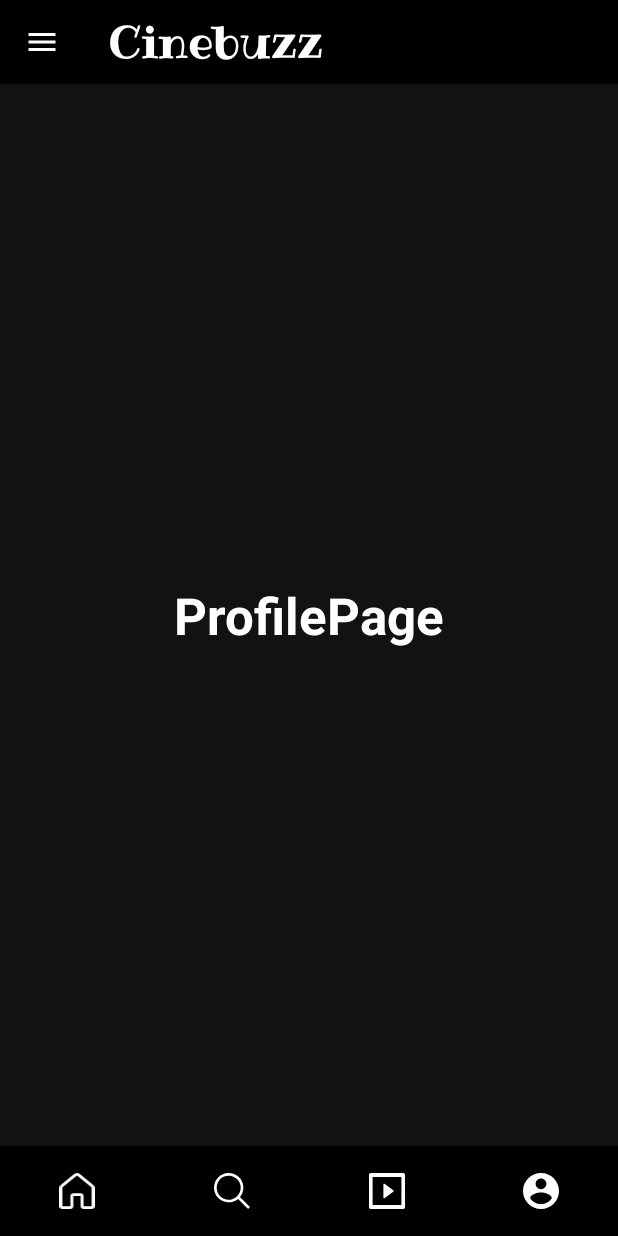
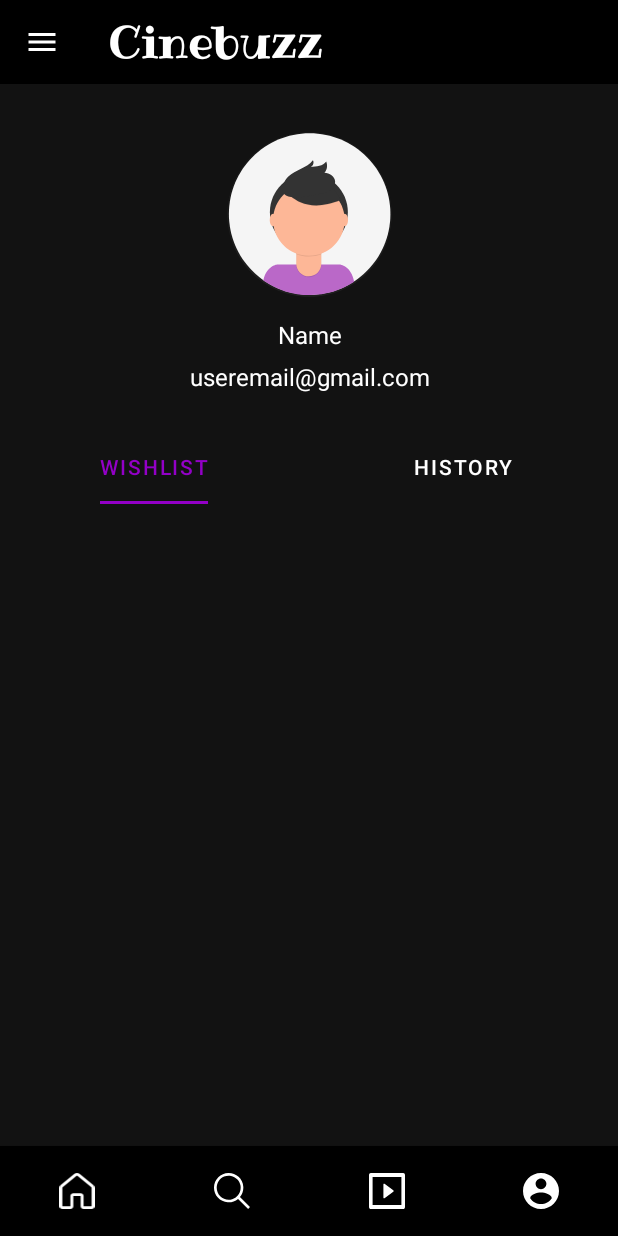
Before and after one commit to guptasandeep7/Cinebuzz, an Android app: the ProfilePage_fragment screen opened through its navigation route, on a phone screen of 412 x 824 dp. Run offline under Robolectric (Android 15) with nearby library versions, the light colour scheme and no system bars; our stand-ins replace CircleImageView, navigation-ui; libraries missing offline, so code that uses them is left out: com.denzcoskun.imageslider; Roboto replaces fonts that are not available here; 4 statements that could not run were skipped.

Commit message:
View pager and tab layout added

```diff
--- a/app/build.gradle
+++ b/app/build.gradle
@@ -45,6 +45,7 @@ dependencies {
     implementation 'android.arch.navigation:navigation-ui-ktx:1.0.0'
     implementation 'androidx.gridlayout:gridlayout:1.0.0'
     implementation 'androidx.drawerlayout:drawerlayout:1.1.1'
+    implementation 'androidx.legacy:legacy-support-v4:1.0.0'
     testImplementation 'junit:junit:'
     implementation 'com.google.android.material:material:1.4.0'
     androidTestImplementation 'androidx.test.ext:junit:1.1.3'
--- /dev/null
+++ b/app/src/main/java/com/example/cinebuzz/dashboard/HistoryFragment.kt
@@ -0,0 +1,21 @@
+package com.example.cinebuzz.dashboard
+
+import android.os.Bundle
+import androidx.fragment.app.Fragment
+import android.view.LayoutInflater
+import android.view.View
+import android.view.ViewGroup
+import com.example.cinebuzz.R
+
+class HistoryFragment : Fragment() {
+
+    override fun onCreateView(
+        inflater: LayoutInflater, container: ViewGroup?,
+        savedInstanceState: Bundle?
+    ): View? {
+        // Inflate the layout for this fragment
+        return inflater.inflate(R.layout.fragment_history, container, false)
+    }
+
+
+}
--- /dev/null
+++ b/app/src/main/java/com/example/cinebuzz/dashboard/PageAdapter.kt
@@ -0,0 +1,25 @@
+package com.example.cinebuzz.dashboard
+
+import androidx.fragment.app.Fragment
+import androidx.fragment.app.FragmentActivity
+import androidx.fragment.app.FragmentManager
+import androidx.lifecycle.Lifecycle
+import androidx.viewpager2.adapter.FragmentStateAdapter
+
+class PageAdapter(fa: Fragment) : FragmentStateAdapter(fa) {
+    override fun getItemCount(): Int = 2
+
+    override fun createFragment(position: Int): Fragment{
+        return when(position) {
+            0 -> {
+                WishlistFragment()
+            }
+            1 -> {
+                HistoryFragment()
+            }
+            else -> {
+                WishlistFragment()
+            }
+        }
+    }
+}
--- a/app/src/main/java/com/example/cinebuzz/dashboard/ProfilePage_fragment.kt
+++ b/app/src/main/java/com/example/cinebuzz/dashboard/ProfilePage_fragment.kt
@@ -5,14 +5,32 @@ import android.view.LayoutInflater
 import android.view.View
 import android.view.ViewGroup
 import androidx.fragment.app.Fragment
+import androidx.fragment.app.FragmentActivity
+import androidx.viewpager2.widget.ViewPager2
 import com.example.cinebuzz.R
+import com.google.android.material.tabs.TabLayout
+import com.google.android.material.tabs.TabLayoutMediator
 
 class ProfilePage_fragment :Fragment(){
-    override fun onCreateView(
-    inflater: LayoutInflater,
-    container: ViewGroup?,
-    savedInstanceState: Bundle?
-): View? {
-    return inflater.inflate(R.layout.profile_page,container,false)
+
+    override fun onViewCreated(view: View, savedInstanceState: Bundle?) {
+        val viewPager = view.findViewById<ViewPager2>(R.id.viewpager_UserProfile)
+        val tabLayout = view.findViewById<TabLayout>(R.id.tab_UserProfile)
+
+        val pageAdapter = PageAdapter(this)
+        viewPager.adapter = pageAdapter
+        TabLayoutMediator(tabLayout, viewPager) { tab, position ->
+            when(position){
+                0->tab.text="Wishlist"
+                1->tab.text="History"
+            }
+        }.attach()
+        super.onViewCreated(view, savedInstanceState)
+
+    }
+
+
+    override fun onCreateView(inflater: LayoutInflater,container: ViewGroup?,savedInstanceState: Bundle?): View? {
+        return inflater.inflate(R.layout.profile_page,container,false)
+    }
 }
-}
--- /dev/null
+++ b/app/src/main/java/com/example/cinebuzz/dashboard/WishlistFragment.kt
@@ -0,0 +1,19 @@
+package com.example.cinebuzz.dashboard
+
+import android.os.Bundle
+import androidx.fragment.app.Fragment
+import android.view.LayoutInflater
+import android.view.View
+import android.view.ViewGroup
+import com.example.cinebuzz.R
+
+class WishlistFragment : Fragment() {
+
+    override fun onCreateView(inflater: LayoutInflater, container: ViewGroup?,
+                              savedInstanceState: Bundle?): View? {
+        // Inflate the layout for this fragment
+        return inflater.inflate(R.layout.fragment_wishlist, container, false)
+    }
+
+
+}
--- a/app/src/main/java/com/example/cinebuzz/recyclerview/HomePageAdapter.kt
+++ b/app/src/main/java/com/example/cinebuzz/recyclerview/HomePageAdapter.kt
@@ -11,6 +11,7 @@ import androidx.recyclerview.widget.RecyclerView
 import com.example.cinebuzz.R
 import com.example.cinebuzz.retrofit.MoviesDataItem
 import com.squareup.picasso.Picasso
+import retrofit2.http.Url
 
 class HomePageAdapter(private val context: Context? ,private var HomePageMovies: List<MoviesDataItem>) : RecyclerView.Adapter<HomePageAdapter.HomeViewHolder>() {
 
@@ -24,9 +25,8 @@ class HomePageAdapter(private val context: Context? ,private var HomePageMovies:
     override fun onBindViewHolder(holder: HomeViewHolder, position: Int) {
 
        val picture=HomePageMovies[position]
-        holder.movieName.text=picture._id
+        holder.movieName.text=picture.name
 //        holder.movieImage.setImageResource(images[position])
-        Toast.makeText(context, " $position", Toast.LENGTH_SHORT).show()
         holder.bind(movies[position])
 
 
@@ -41,7 +41,7 @@ class HomePageAdapter(private val context: Context? ,private var HomePageMovies:
 
         fun bind(data:MoviesDataItem)
         {
-         val Url=data.url
+         val Url=data.posterurl
 
             Picasso.get().load(Url).into(movieImage)
         }
--- a/app/src/main/java/com/example/cinebuzz/retrofit/MoviesDataItem.kt
+++ b/app/src/main/java/com/example/cinebuzz/retrofit/MoviesDataItem.kt
@@ -1,3 +1,3 @@
 package com.example.cinebuzz.retrofit
 
-data class MoviesDataItem(val section:String, val _id:String, val url: String)
+data class MoviesDataItem(val section:String?, val _id:String?, val posterurl: String?, val name:String?)
--- a/app/src/main/java/com/example/cinebuzz/retrofit/ServiceBuilder.kt
+++ b/app/src/main/java/com/example/cinebuzz/retrofit/ServiceBuilder.kt
@@ -6,7 +6,7 @@ import retrofit2.converter.gson.GsonConverterFactory
 object ServiceBuilder {
 
     private val retrofit = Retrofit.Builder()
-        .baseUrl("https://b0c4-2401-4900-30c4-9da0-bdd8-963f-7cc1-4217.ngrok.io/")
+        .baseUrl("https://83df-2401-4900-30c2-bb6b-410e-2add-4bf0-36e8.ngrok.io/")
         .addConverterFactory(GsonConverterFactory.create())
         .build()
 
--- /dev/null
+++ b/app/src/main/res/layout/fragment_history.xml
@@ -0,0 +1,10 @@
+<?xml version="1.0" encoding="utf-8"?>
+<FrameLayout xmlns:android="http://schemas.android.com/apk/res/android"
+    xmlns:tools="http://schemas.android.com/tools"
+    android:layout_width="match_parent"
+    android:layout_height="match_parent"
+    tools:context=".dashboard.HistoryFragment">
+
+
+
+</FrameLayout>
--- /dev/null
+++ b/app/src/main/res/layout/fragment_wishlist.xml
@@ -0,0 +1,10 @@
+<?xml version="1.0" encoding="utf-8"?>
+<FrameLayout xmlns:android="http://schemas.android.com/apk/res/android"
+    xmlns:tools="http://schemas.android.com/tools"
+    android:layout_width="match_parent"
+    android:layout_height="match_parent"
+    tools:context=".dashboard.WishlistFragment">
+
+
+
+</FrameLayout>
--- a/app/src/main/res/layout/profile_page.xml
+++ b/app/src/main/res/layout/profile_page.xml
@@ -1,20 +1,70 @@
 <?xml version="1.0" encoding="utf-8"?>
 <androidx.constraintlayout.widget.ConstraintLayout xmlns:android="http://schemas.android.com/apk/res/android"
     xmlns:app="http://schemas.android.com/apk/res-auto"
+    xmlns:tools="http://schemas.android.com/tools"
     android:layout_width="match_parent"
     android:layout_height="match_parent">
 
-    <TextView
-        android:id="@+id/textView6"
-        android:layout_width="wrap_content"
-        android:layout_height="wrap_content"
-        android:text="ProfilePage"
-        android:textColor="@color/white"
-        android:textSize="34sp"
-        android:textStyle="bold"
+    <com.google.android.material.imageview.ShapeableImageView
+        android:id="@+id/shapeableImageView"
+        android:layout_width="110dp"
+        android:layout_height="110dp"
+        android:layout_marginTop="32dp"
+        android:src="@drawable/ic_undraw_profile_pic_ic5t_2"
         app:layout_constraintBottom_toBottomOf="parent"
         app:layout_constraintEnd_toEndOf="parent"
         app:layout_constraintStart_toStartOf="parent"
-        app:layout_constraintTop_toTopOf="parent" />
+        app:layout_constraintTop_toTopOf="parent"
+        app:shapeAppearance="@style/ShapeAppearance.App.CircleImageView"
+        app:layout_constraintVertical_bias="0.0" />
+
+    <TextView
+        android:id="@+id/textView8"
+        android:layout_width="wrap_content"
+        android:layout_height="wrap_content"
+        android:layout_marginTop="14dp"
+        android:text="Name"
+        android:textSize="16sp"
+        android:textColor="@color/white"
+        app:layout_constraintEnd_toEndOf="@+id/shapeableImageView"
+        app:layout_constraintStart_toStartOf="@+id/shapeableImageView"
+        app:layout_constraintTop_toBottomOf="@+id/shapeableImageView" />
+
+    <TextView
+        android:id="@+id/textView9"
+        android:layout_width="wrap_content"
+        android:layout_height="wrap_content"
+        android:layout_marginTop="6dp"
+        android:text="useremail@gmail.com"
+        android:textColor="@color/white"
+        android:textSize="16sp"
+        app:layout_constraintEnd_toEndOf="@+id/textView8"
+        app:layout_constraintStart_toStartOf="@+id/textView8"
+        app:layout_constraintTop_toBottomOf="@+id/textView8" />
+
+    <com.google.android.material.tabs.TabLayout
+        android:id="@+id/tab_UserProfile"
+        android:layout_width="match_parent"
+        android:layout_height="50dp"
+        android:layout_marginTop="24dp"
+        android:background="#121212"
+        app:tabIndicatorFullWidth="false"
+        app:layout_constraintEnd_toEndOf="parent"
+        app:layout_constraintStart_toStartOf="parent"
+        app:layout_constraintTop_toBottomOf="@+id/textView9"
+        app:tabGravity="fill"
+        app:tabIndicatorGravity="bottom"
+        app:tabMode="fixed"
+        app:tabSelectedTextColor="@color/purple"
+        app:tabTextColor="@color/white" />
+
+    <androidx.viewpager2.widget.ViewPager2
+        android:id="@+id/viewpager_UserProfile"
+        android:layout_width="match_parent"
+        android:layout_height="0dp"
+        app:layout_constraintBottom_toBottomOf="parent"
+        app:layout_constraintEnd_toEndOf="parent"
+        app:layout_constraintStart_toStartOf="parent"
+        app:layout_constraintTop_toBottomOf="@+id/tab_UserProfile" />
 
 </androidx.constraintlayout.widget.ConstraintLayout>
--- a/app/src/main/res/values-night/themes.xml
+++ b/app/src/main/res/values-night/themes.xml
@@ -14,4 +14,9 @@
         <!-- Customize your theme here. -->
         <item name="android:navigationBarColor">@color/black</item>
     </style>
+
+    <style name="ShapeAppearance.App.CircleImageView" parent="">
+        <item name="cornerFamily">rounded</item>
+        <item name="cornerSize">50%</item>
+    </style>
 </resources>
--- a/app/src/main/res/values/themes.xml
+++ b/app/src/main/res/values/themes.xml
@@ -14,4 +14,9 @@
         <!-- Customize your theme here. -->
         <item name="android:navigationBarColor">@color/black</item>
     </style>
+
+    <style name="ShapeAppearance.App.CircleImageView" parent="">
+        <item name="cornerFamily">rounded</item>
+        <item name="cornerSize">50%</item>
+    </style>
 </resources>
```
